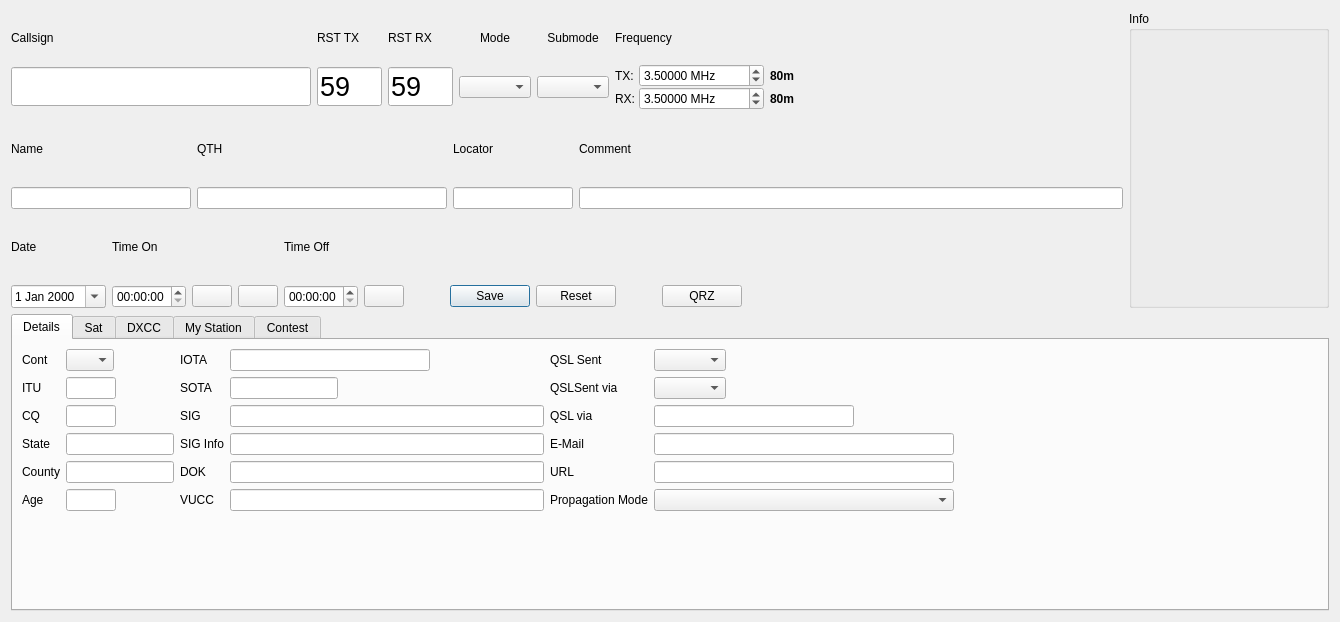
Old version of the form ui/NewContactWidget.ui in the repository k5mcd/QLog.
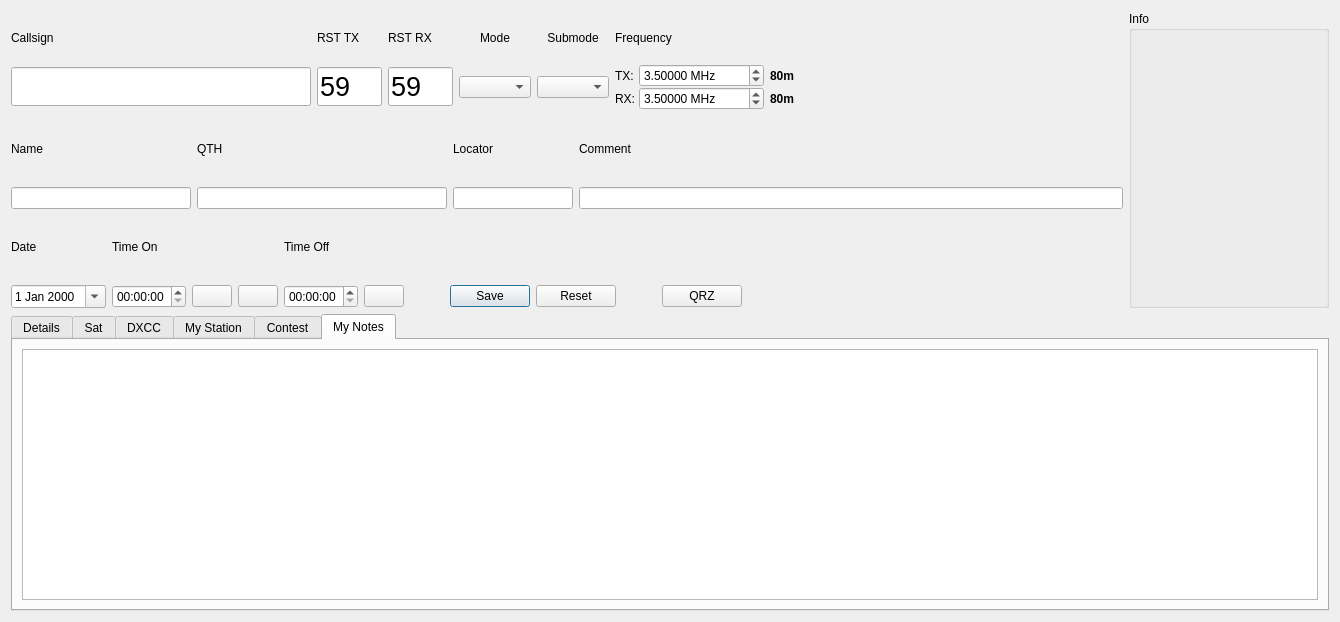
New version of the form. The open tabs and pages were chosen to show the change. Icons and pictures are not drawn. Custom widgets are drawn as their Qt base class.

Commit message: QSO: Added My Note

Patch:
```diff
--- a/ui/NewContactWidget.ui
+++ b/ui/NewContactWidget.ui
@@ -1654,6 +1654,20 @@
        </item>
       </layout>
      </widget>
+     <widget class="QWidget" name="tab_4">
+      <attribute name="title">
+       <string>My Notes</string>
+      </attribute>
+      <layout class="QVBoxLayout" name="verticalLayout_6">
+       <item>
+        <widget class="QTextEdit" name="noteEdit">
+         <property name="textInteractionFlags">
+          <set>Qt::TextEditorInteraction</set>
+         </property>
+        </widget>
+       </item>
+      </layout>
+     </widget>
     </widget>
    </item>
   </layout>
```
Left out of the diff: 204 changed lines with no effect on the pictures. The commit also changes 3 other files.
